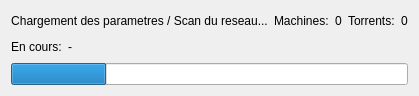
This is bootloader.ui in fensoft/cloud as Qt 5 draws it before an edit. The edited form follows.
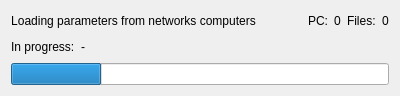
This is the edited form. Icons and pictures are not drawn.

Diff of the .ui file:
```diff
--- a/bootloader.ui
+++ b/bootloader.ui
@@ -23,7 +23,7 @@
      <item>
       <widget class="QLabel" name="label">
        <property name="text">
-        <string>Chargement des parametres / Scan du reseau...</string>
+        <string>Loading parameters from networks computers</string>
        </property>
        <property name="alignment">
         <set>Qt::AlignCenter</set>
@@ -46,7 +46,7 @@
      <item>
       <widget class="QLabel" name="label_2">
        <property name="text">
-        <string>Machines:</string>
+        <string>PC:</string>
        </property>
       </widget>
      </item>
@@ -60,7 +60,7 @@
      <item>
       <widget class="QLabel" name="label_3">
        <property name="text">
-        <string>Torrents:</string>
+        <string>Files:</string>
        </property>
       </widget>
      </item>
@@ -78,7 +78,7 @@
      <item>
       <widget class="QLabel" name="label_4">
        <property name="text">
-        <string>En cours:</string>
+        <string>In progress:</string>
        </property>
       </widget>
      </item>
```
